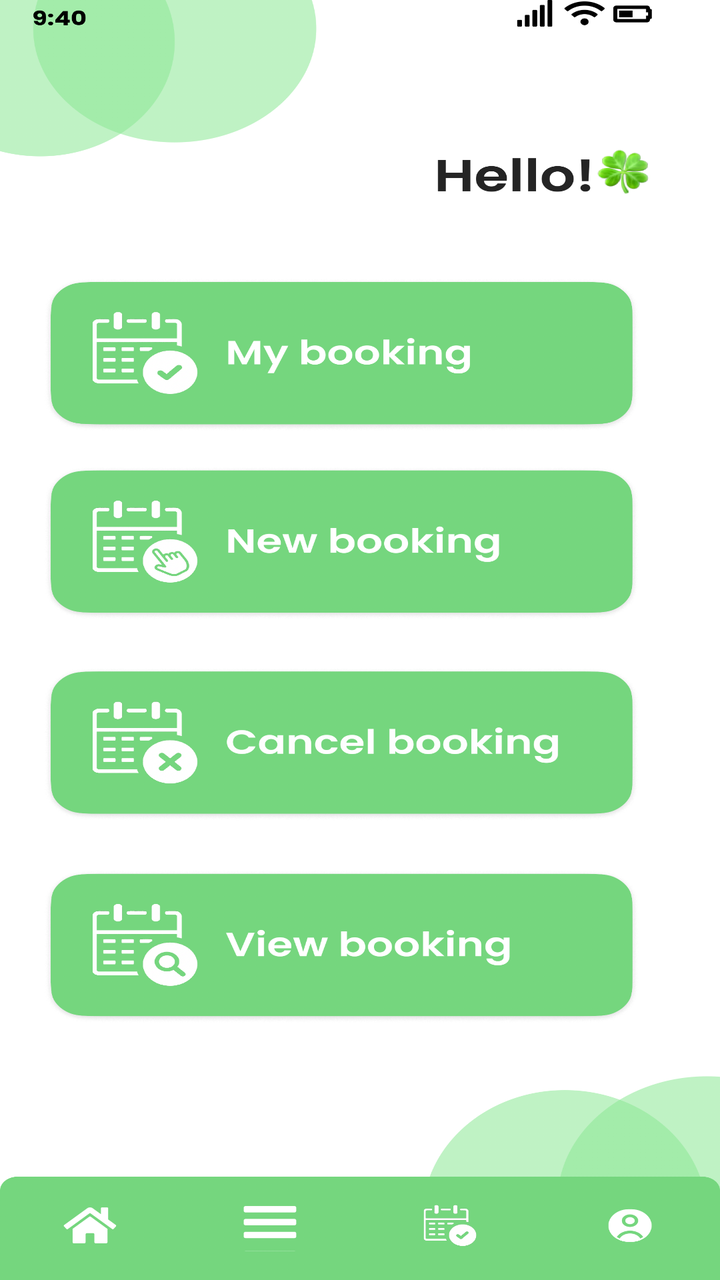
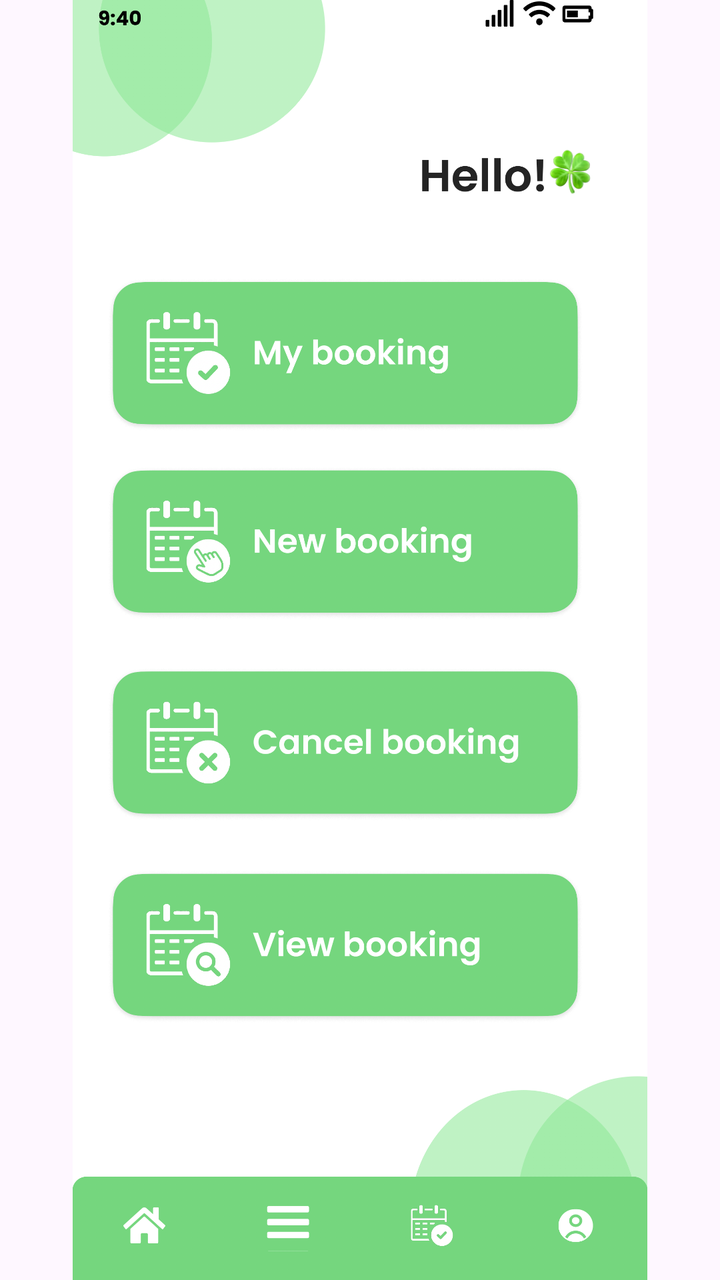

Two renders of the same Android screen: before a commit and after it. Below are the layout's source before the change and the commit's diff.
<!-- AndroidManifest.xml: application theme Theme.COMP2000HKSoftwareEngineeringAssessment -->
<!-- res/layout/activity_managermenu.xml -->
<?xml version="1.0" encoding="utf-8"?>
<androidx.constraintlayout.widget.ConstraintLayout xmlns:android="http://schemas.android.com/apk/res/android"
    xmlns:app="http://schemas.android.com/apk/res-auto"
    xmlns:tools="http://schemas.android.com/tools"
    android:id="@+id/main"
    android:layout_width="match_parent"
    android:layout_height="match_parent"
    tools:context=".managermenu">

    <ImageView
        android:id="@+id/iv_login_page"
        android:layout_width="match_parent"
        android:layout_height="match_parent"
        android:scaleType="fitXY"
        android:src="@drawable/managermenu"
        app:layout_constraintBottom_toBottomOf="parent"
        app:layout_constraintEnd_toEndOf="parent"
        app:layout_constraintStart_toStartOf="parent"
        app:layout_constraintTop_toTopOf="parent" />

    <ImageButton
        android:id="@+id/btn_managermenumybooking"
        android:layout_width="0dp"
        android:layout_height="0dp"
        android:background="@android:color/transparent"
        app:layout_constraintBottom_toBottomOf="parent"
        app:layout_constraintDimensionRatio="688:216"
        app:layout_constraintEnd_toEndOf="parent"
        app:layout_constraintHorizontal_bias="0.388"
        app:layout_constraintStart_toStartOf="parent"
        app:layout_constraintTop_toTopOf="parent"
        app:layout_constraintVertical_bias="0.25"
        app:layout_constraintWidth_percent="0.78" />

    <ImageButton
        android:id="@+id/btn_managermenunewbooking"
        android:layout_width="0dp"
        android:layout_height="0dp"
        android:background="@android:color/transparent"
        app:layout_constraintBottom_toBottomOf="parent"
        app:layout_constraintDimensionRatio="688:216"
        app:layout_constraintEnd_toEndOf="parent"
        app:layout_constraintHorizontal_bias="0.388"
        app:layout_constraintStart_toStartOf="parent"
        app:layout_constraintTop_toTopOf="parent"
        app:layout_constraintVertical_bias="0.415"
        app:layout_constraintWidth_percent="0.78" />

    <ImageButton
        android:id="@+id/btn_managermenucancelbooking"
        android:layout_width="0dp"
        android:layout_height="0dp"
        android:background="@android:color/transparent"
        app:layout_constraintBottom_toBottomOf="parent"
        app:layout_constraintDimensionRatio="688:216"
        app:layout_constraintEnd_toEndOf="parent"
        app:layout_constraintHorizontal_bias="0.388"
        app:layout_constraintStart_toStartOf="parent"
        app:layout_constraintTop_toTopOf="parent"
        app:layout_constraintVertical_bias="0.587"
        app:layout_constraintWidth_percent="0.78" />

    <ImageButton
        android:id="@+id/btn_managermenuviewbooking"
        android:layout_width="0dp"
        android:layout_height="0dp"
        android:background="@android:color/transparent"
        app:layout_constraintBottom_toBottomOf="parent"
        app:layout_constraintDimensionRatio="688:216"
        app:layout_constraintEnd_toEndOf="parent"
        app:layout_constraintHorizontal_bias="0.388"
        app:layout_constraintStart_toStartOf="parent"
        app:layout_constraintTop_toTopOf="parent"
        app:layout_constraintVertical_bias="0.769"
        app:layout_constraintWidth_percent="0.78" />

    <ImageButton
        android:id="@+id/btn_managermenuhomebutton"
        android:layout_width="0dp"
        android:layout_height="0dp"
        android:background="@android:color/transparent"
        app:layout_constraintBottom_toBottomOf="parent"
        app:layout_constraintDimensionRatio="2:1"
        app:layout_constraintEnd_toEndOf="parent"
        app:layout_constraintHorizontal_bias="0.071"
        app:layout_constraintStart_toStartOf="parent"
        app:layout_constraintTop_toTopOf="parent"
        app:layout_constraintVertical_bias="0.97"
        app:layout_constraintWidth_percent="0.15 " />

    <ImageButton
        android:id="@+id/btn_managermybookingbutton"
        android:layout_width="0dp"
        android:layout_height="0dp"
        android:background="@android:color/transparent"
        app:layout_constraintBottom_toBottomOf="parent"
        app:layout_constraintDimensionRatio="2:1"
        app:layout_constraintEnd_toEndOf="parent"
        app:layout_constraintHorizontal_bias="0.644"
        app:layout_constraintStart_toStartOf="parent"
        app:layout_constraintTop_toTopOf="parent"
        app:layout_constraintVertical_bias="0.969"
        app:layout_constraintWidth_percent="0.15 " />

    <ImageButton
        android:id="@+id/btn_managermyprofile"
        android:layout_width="0dp"
        android:layout_height="0dp"
        android:background="@android:color/transparent"
        app:layout_constraintBottom_toBottomOf="parent"
        app:layout_constraintDimensionRatio="2:1"
        app:layout_constraintEnd_toEndOf="parent"
        app:layout_constraintHorizontal_bias="0.957"
        app:layout_constraintStart_toStartOf="parent"
        app:layout_constraintTop_toTopOf="parent"
        app:layout_constraintVertical_bias="0.969"
        app:layout_constraintWidth_percent="0.15 " />

    <ImageButton
        android:id="@+id/btn_managermenubutton"
        android:layout_width="0dp"
        android:layout_height="0dp"
        android:background="@android:color/transparent"
        app:layout_constraintBottom_toBottomOf="parent"
        app:layout_constraintDimensionRatio="2:1"
        app:layout_constraintEnd_toEndOf="parent"
        app:layout_constraintHorizontal_bias="0.369"
        app:layout_constraintStart_toStartOf="parent"
        app:layout_constraintTop_toTopOf="parent"
        app:layout_constraintVertical_bias="0.969"
        app:layout_constraintWidth_percent="0.15" />



</androidx.constraintlayout.widget.ConstraintLayout>
<!-- resources referenced by this layout -->
<resources>
  <!-- drawable managermenu: png bitmap (drawable, 583311 bytes) -->
  <style name="Theme.COMP2000HKSoftwareEngineeringAssessment" parent="Base.Theme.COMP2000HKSoftwareEngineeringAssessment" />
  <style name="Base.Theme.COMP2000HKSoftwareEngineeringAssessment" parent="Theme.Material3.DayNight.NoActionBar">
          
          
      </style>
</resources>

<!-- the commit's change to res/layout/activity_managermenu.xml (unified diff, before → after) -->
@@ -11,7 +11,7 @@
         android:id="@+id/iv_login_page"
         android:layout_width="match_parent"
         android:layout_height="match_parent"
-        android:scaleType="fitXY"
+        android:scaleType="fitCenter"
         android:src="@drawable/managermenu"
         app:layout_constraintBottom_toBottomOf="parent"
         app:layout_constraintEnd_toEndOf="parent"
